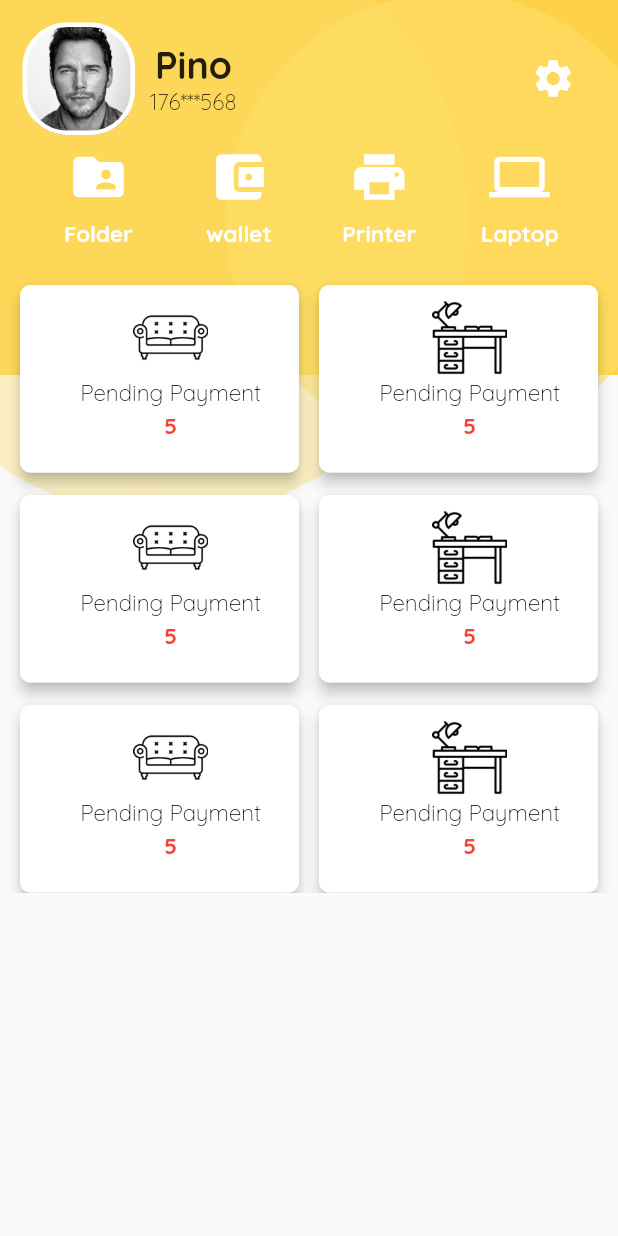
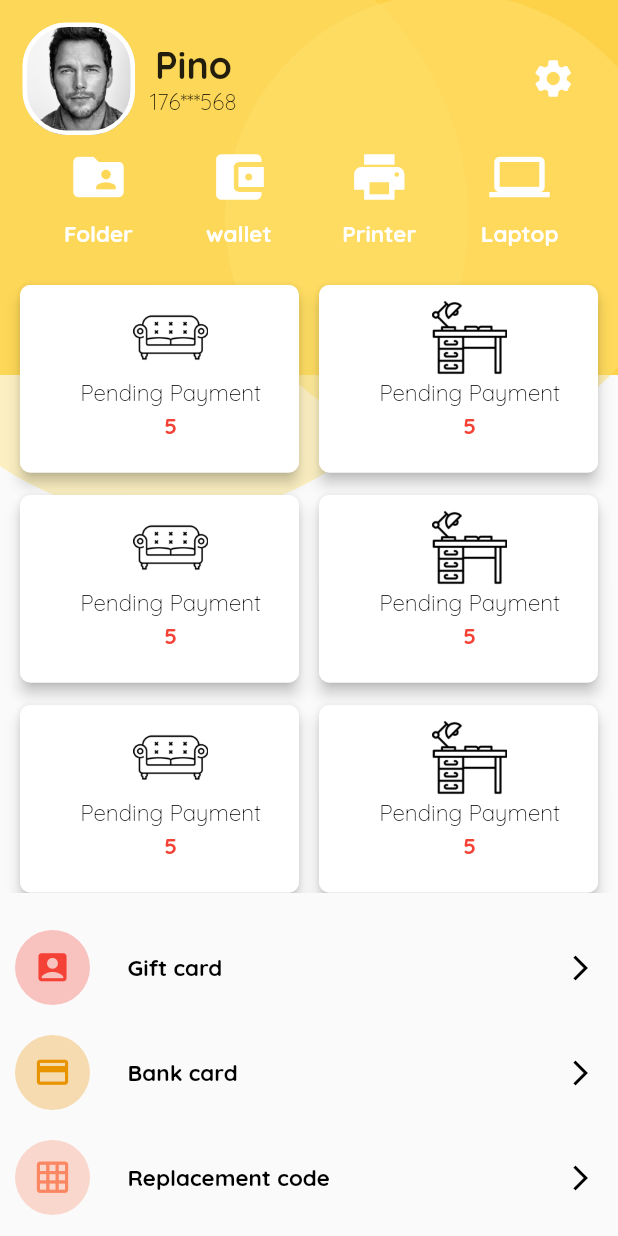
Before and after one commit to YadavAnkitRama/FlutterComponents, a Flutter app: the FurnitureProfile screen opened by its route, on a phone screen of 412 x 824 dp. Run offline on Flutter 3.47's test engine with Material 2 defaults, Android fonts, the phone set to English and light mode, and no system bars.

Commit message:
List Added in Furniture profile UI

```diff
--- a/lib/screens/furniture_profile.dart
+++ b/lib/screens/furniture_profile.dart
@@ -242,7 +242,13 @@ class _FurnitureProfileState extends State<FurnitureProfile> {
                     ],
                   ),
                 ],
-              )
+              ),
+              SizedBox(height: 15.0),
+          listItem('Gift card', Colors.red, Icons.account_box),
+          listItem('Bank card', Color(getColorHexFromStr('#E89300')), Icons.credit_card),
+          listItem('Replacement code', Color(getColorHexFromStr('#FB8662')), Icons.grid_on),
+          listItem('Consulting collection', Colors.blue, Icons.pages),
+          listItem('Customer service', Color(getColorHexFromStr('#ECB800')), Icons.person)
             ],
           )
         ],
@@ -303,4 +309,50 @@ class _FurnitureProfileState extends State<FurnitureProfile> {
       ),
     );
   }
+
+
+  Widget listItem(String title, Color buttonColor, iconButton) {
+    return Padding(
+      padding: EdgeInsets.all(10.0),
+      child: Row(
+        children: <Widget>[
+          Container(
+            height: 50.0,
+            width: 50.0,
+            decoration: BoxDecoration(
+              borderRadius: BorderRadius.circular(25.0),
+              color: buttonColor.withOpacity(0.3)
+            ),
+            child: Icon(
+              iconButton,
+              color: buttonColor,
+              size: 25.0
+            ),
+          ),
+          SizedBox(width: 25.0),
+          Container(
+            width: MediaQuery.of(context).size.width - 100.0,
+            child: Row(
+              mainAxisAlignment: MainAxisAlignment.spaceBetween,
+              children: <Widget>[
+                Text(title,
+                style: TextStyle(
+                  fontFamily: 'Quicksand',
+                  fontSize: 15.0,
+                  color: Colors.black,
+                  fontWeight: FontWeight.bold
+                ),
+                ),
+                Icon(
+              Icons.arrow_forward_ios,
+              color: Colors.black,
+              size: 20.0
+            )
+              ],
+            ),
+          ),
+        ],
+      ),
+    );
+  }
 }
```
